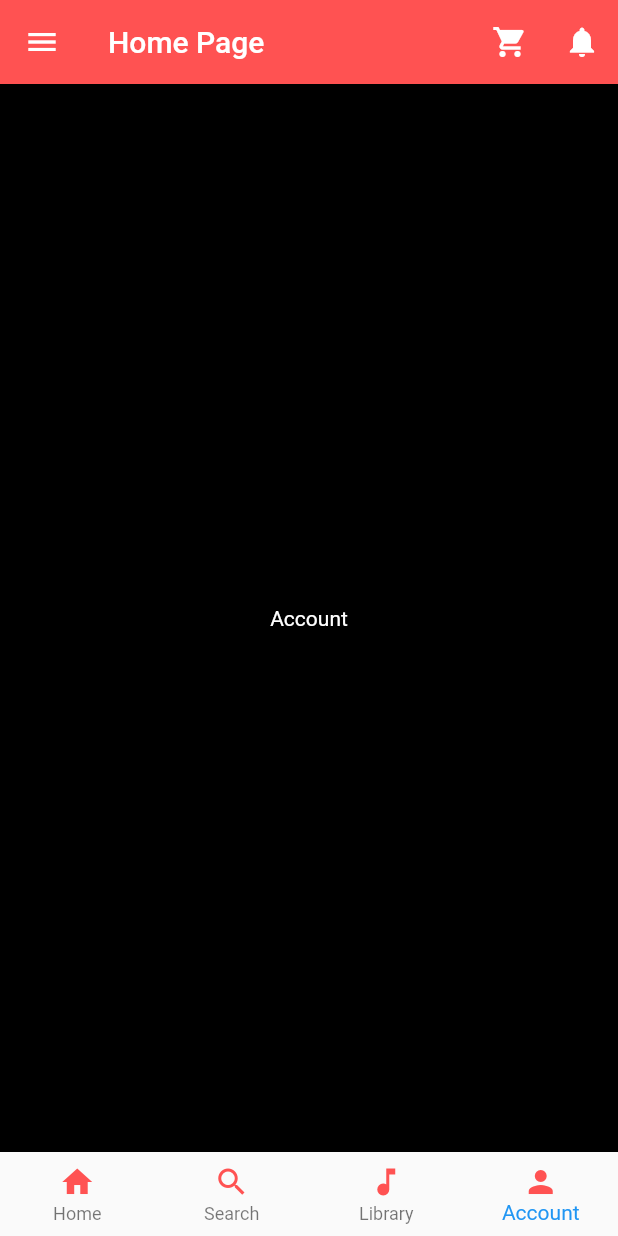
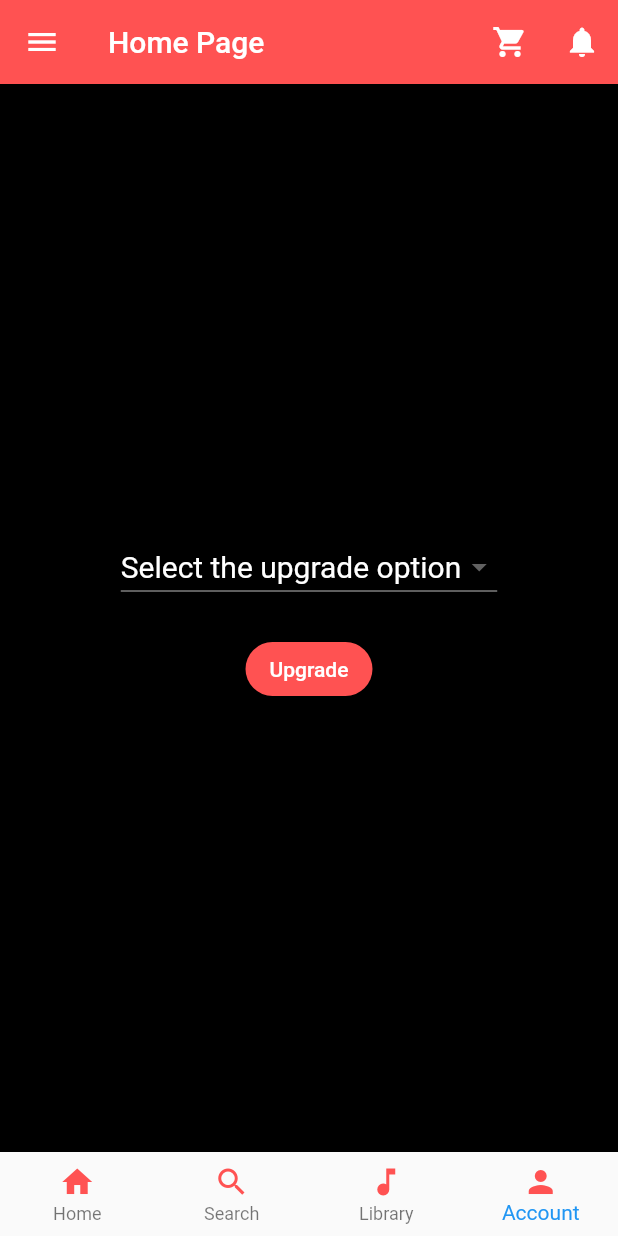
Before and after one commit to rvctech/mobileFlutter, a Flutter app: the SideMenuPage screen opened directly, item 4 of the bottom bar chosen, on a phone screen of 412 x 824 dp. Run offline on Flutter 3.47's test engine with Material 2 defaults, Android fonts, the phone set to English and light mode, and no system bars; our stand-ins replace card_swiper, fluttertoast; network calls fail.

Commit message:
Merge remote-tracking branch 'origin/main'
# Conflicts:
#	lib/main.dart
#	lib/sidemenu.dart

```diff
--- /dev/null
+++ b/lib/constants.dart
@@ -0,0 +1,3 @@
+class Constants {
+  static const baseURL = "https://mighty-thicket-88919.herokuapp.com/api";
+}
--- /dev/null
+++ b/lib/controllers/auth_controller.dart
@@ -0,0 +1,3 @@
+class AuthController {
+
+}
--- a/lib/sidemenu.dart
+++ b/lib/sidemenu.dart
@@ -1,9 +1,36 @@
+import 'dart:convert';
+
 import 'package:card_swiper/card_swiper.dart';
 import 'package:flutter/material.dart';
+import 'package:http/http.dart' as http;
 
 class SideMenuPage extends StatefulWidget {
   @override
   _SideMenuPageState createState() => _SideMenuPageState();
+}
+
+Future<List<Map<String, dynamic>>> fetchGenreData() async {
+  final response = await http.get(Uri.parse(
+      'https://mighty-thicket-88919.herokuapp.com/api/videos/all_video_types/v1/'));
+
+  if (response.statusCode == 200) {
+    final List<dynamic> data = json.decode(response.body);
+    return data.cast<Map<String, dynamic>>();
+  } else {
+    throw Exception('Failed to fetch music data');
+  }
+}
+
+Future<List<Map<String, dynamic>>> fetchVideoData() async {
+  final response = await http.get(Uri.parse(
+      'https://mighty-thicket-88919.herokuapp.com/api/videos/mixes/latest/v1/'));
+
+  if (response.statusCode == 200) {
+    final List<dynamic> data = json.decode(response.body);
+    return data.cast<Map<String, dynamic>>();
+  } else {
+    throw Exception('Failed to fetch music data');
+  }
 }
 
 class _SideMenuPageState extends State<SideMenuPage> {
@@ -17,41 +44,56 @@ class _SideMenuPageState extends State<SideMenuPage> {
       mainAxisAlignment: MainAxisAlignment.spaceEvenly,
       children: [
         //First Menu Option is Playlist
-        Container(
+        FutureBuilder<List<Map<String, dynamic>>>(
+          future: fetchVideoData(),
+          builder: (context, snapshot) {
+            if (snapshot.connectionState == ConnectionState.waiting) {
+              return CircularProgressIndicator(); // Display a loading indicator while fetching data
+            } else if (snapshot.hasError) {
+              return Text('Error: ${snapshot.error}');
+            } else {
+              final musicData = snapshot.data;
+
+              return Container(
                 color: Colors.black,
                 height: 150,
                 child: Swiper(
-            itemCount: 5, // Number of cards
+                  itemCount: musicData!.length,
                   itemBuilder: (BuildContext context, int index) {
+                    final musicItem = musicData[index];
+
                     return GestureDetector(
                       onTap: () {
                         // Handle card tap
-                  print('Playlist $index tapped');
+                        print('Music $index tapped');
                       },
                       child: Card(
-                  color: Colors.redAccent,
+                        color: Colors.deepOrangeAccent,
                         elevation: 4,
                         shape: RoundedRectangleBorder(
                           borderRadius: BorderRadius.circular(20),
                         ),
                         child: Column(
                           children: [
-                      // Add your card content here
                             ListTile(
-                        title: Text('Playlist $index'),
-                        subtitle: const Text('Playlist description'),
+                              title: Text(musicItem['name'] ?? 'Genre $index'),
+                              // Use 'name' field from API
+                              subtitle: Text(musicItem['description'] ??
+                                  'Music description'),
+                              // Use 'description' field from API
                               leading: const Icon(Icons.music_note),
                             ),
-                      //Divider(thickness: 2),
                           ],
                         ),
                       ),
                     );
                   },
-            // Customize swiper properties if needed
                   viewportFraction: 0.4,
                   scale: 0.9,
                 ),
+              );
+            }
+          },
         ),
 
         //Second Menu Option in the home scree
@@ -130,40 +172,72 @@ class _SideMenuPageState extends State<SideMenuPage> {
         ),
 
         //Fourth option in the home screen
-        Container(
+
+        FutureBuilder<List<Map<String, dynamic>>>(
+          future: fetchGenreData(),
+          builder: (context, snapshot) {
+            if (snapshot.connectionState == ConnectionState.waiting) {
+              return const CircularProgressIndicator(); // Display a loading indicator while fetching data
+            } else if (snapshot.hasError) {
+              return Text('Error: ${snapshot.error}');
+            } else {
+              final musicData = snapshot.data;
+
+              return Container(
+                color: Colors.black,
                 height: 150,
                 child: Swiper(
-            itemCount: 5, // Number of cards
+                  itemCount: musicData!.length,
                   itemBuilder: (BuildContext context, int index) {
+                    final musicItem = musicData[index];
+
                     return GestureDetector(
                       onTap: () {
                         // Handle card tap
+
                         print('Music $index tapped');
                       },
                       child: Card(
-                  color: Colors.blueAccent,
+                        color: Colors.deepOrangeAccent,
                         elevation: 4,
                         shape: RoundedRectangleBorder(
                           borderRadius: BorderRadius.circular(20),
                         ),
                         child: Column(
+                          mainAxisAlignment: MainAxisAlignment.start,
                           children: [
-                      // Add your card content here
                             ListTile(
-                        title: Text('Music $index'),
-                        subtitle: const Text('Music description'),
                               leading: const Icon(Icons.music_note),
+                              title: const Text(
+                                'Genre:',
+                                style: TextStyle(
+                                  fontSize: 18,
+                                  fontWeight: FontWeight.bold,
                                 ),
-                      //Divider(thickness: 2),
+                              ),
+                              subtitle: SingleChildScrollView(
+                                scrollDirection: Axis.horizontal,
+                                // Allow scrolling in the horizontal direction
+                                child: Text(
+                                  '${musicItem['name']}',
+                                  style: const TextStyle(
+                                    fontSize: 18,
+                                    fontWeight: FontWeight.bold,
+                                  ),
+                                ),
+                              ),
+                            ),
                           ],
                         ),
                       ),
                     );
                   },
-            // Customize swiper properties if needed
                   viewportFraction: 0.4,
                   scale: 0.9,
                 ),
+              );
+            }
+          },
         ),
       ],
     ),
@@ -191,7 +265,6 @@ class _SideMenuPageState extends State<SideMenuPage> {
                 ),
               ),
               const SizedBox(width: 10),
-              // Add spacing between TextField and Button
               ElevatedButton(
                 style: ElevatedButton.styleFrom(
                     foregroundColor: Colors.white,
@@ -207,20 +280,56 @@ class _SideMenuPageState extends State<SideMenuPage> {
             ],
           ),
         ),
-        // Center(child: Text('Search Page', style: TextStyle(color: Colors.white),)),
       ],
     ),
-    //Center(child: Text('Search Page',style: TextStyle(color: Colors.white),)),
+
     const Center(
         child: Text(
       'Library Page',
       style: TextStyle(color: Colors.white),
     )),
-    const Center(
-        child: Text(
-          'Account',
-          style: TextStyle(color: Colors.white),
-        )),
+
+    //Account Upgrade menu
+    Center(
+      child: Column(
+        mainAxisAlignment: MainAxisAlignment.center,
+        children: [
+          DropdownButton<String>(
+            hint: const Text(
+              'Select the upgrade option',
+              style: TextStyle(color: Colors.white, fontSize: 20),
+            ),
+            items: <String>[
+              'Driver',
+              'Agency',
+              'Deejay',
+              'Restaurant',
+              'Organisation'
+            ].map((String value) {
+              return DropdownMenuItem<String>(
+                value: value,
+                child: Text(value),
+              );
+            }).toList(),
+            onChanged: (_) {},
+          ),
+          const SizedBox(height: 20),
+          ElevatedButton(
+            style: ElevatedButton.styleFrom(
+              backgroundColor: Colors.redAccent,
+              shape: RoundedRectangleBorder(
+                borderRadius: BorderRadius.circular(20),
+              ),
+            ),
+            onPressed: () {
+              // Handle the submit button tap
+              // You can add your submit logic here
+            },
+            child: const Text('Upgrade', style: TextStyle(color: Colors.white)),
+          ),
+        ],
+      ),
+    )
   ];
 
   @override
--- a/pubspec.yaml
+++ b/pubspec.yaml
@@ -34,6 +34,7 @@ dependencies:
   provider: ^5.0.0
   fluttertoast: ^8.1.1
   card_swiper : ^3.0.0
+  marquee: ^2.0.4
 
 
   # The following adds the Cupertino Icons font to your application.
```
Also changed, not shown: lib/main.dart (+49 -29 lines), lib/repositories/auth_repository.dart (added, +28 -0 lines), pubspec.lock. Lines whose indentation alone changed are shown as unchanged.
